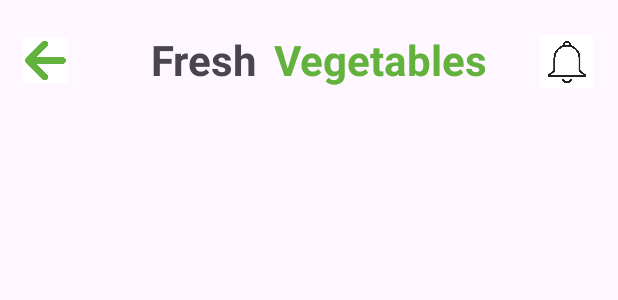
After one commit to gioimtg2003/MobileProject, an Android app: the layout activity_list_product.xml on its own in the app's theme, with its tools: preview values and no code run, on a phone screen of 412 x 824 dp. The commit adds this screen. Shown: the top 300 px of the screen. Run offline under Robolectric (Android 15) with nearby library versions, the phone set to English and light mode, and no system bars; Roboto replaces fonts that are not available here.

Commit message:
code cho Activity sản phẩm theo thể loại

```diff
--- a/app/src/main/java/com/example/myapplication/Repository/DataRepository.java
+++ b/app/src/main/java/com/example/myapplication/Repository/DataRepository.java
@@ -28,8 +28,6 @@ public class DataRepository
 {
     private SharedPreferences sharedPreferences;
     private SharedPreferences.Editor editor;
-    private String versionLocal;
-    private String versionServer;
     private DatabaseProduct databaseProduct;
     private final Context context;
     public DataRepository(Application application) {
--- /dev/null
+++ b/app/src/main/java/com/example/myapplication/Repository/ProductRepository.java
@@ -0,0 +1,4 @@
+package com.example.myapplication.Repository;
+
+public class ProductRepository {
+}
--- /dev/null
+++ b/app/src/main/java/com/example/myapplication/ViewModel/ProductViewModel.java
@@ -0,0 +1,4 @@
+package com.example.myapplication.ViewModel;
+
+public class ProductViewModel {
+}
--- /dev/null
+++ b/app/src/main/res/layout/activity_list_product.xml
@@ -0,0 +1,75 @@
+<?xml version="1.0" encoding="utf-8"?>
+<RelativeLayout xmlns:android="http://schemas.android.com/apk/res/android"
+    xmlns:app="http://schemas.android.com/apk/res-auto"
+    xmlns:tools="http://schemas.android.com/tools"
+    android:layout_width="match_parent"
+    android:layout_height="match_parent"
+    tools:context=".MainActivity">
+
+    <LinearLayout
+        android:id="@+id/product"
+        android:layout_width="match_parent"
+        android:layout_height="80dp"
+        android:orientation="horizontal">
+
+        <ImageView
+            android:id="@+id/back_press"
+            android:layout_width="30dp"
+            android:layout_height="30dp"
+            android:layout_marginLeft="15dp"
+            android:layout_marginTop="25dp"
+            android:layout_marginBottom="25dp"
+            android:background="@drawable/muiten" />
+
+        <LinearLayout
+            android:layout_width="wrap_content"
+            android:layout_height="wrap_content"
+            android:layout_gravity="center"
+            android:layout_marginLeft="45dp"
+            android:layout_marginTop="15dp"
+            android:layout_marginBottom="15dp">
+
+
+            <TextView
+                android:id="@+id/textView2"
+                android:layout_width="wrap_content"
+                android:layout_height="wrap_content"
+                android:layout_gravity="center"
+                android:layout_marginLeft="10dp"
+                android:layout_marginRight="10dp"
+                android:layout_weight="5"
+                android:gravity="center"
+                android:text="Fresh"
+                android:textSize="28dp"
+                android:textStyle="bold" />
+
+            <TextView
+                android:id="@+id/textView3"
+                android:layout_width="wrap_content"
+                android:layout_height="wrap_content"
+                android:layout_gravity="center"
+                android:gravity="center"
+                android:labelFor="@id/textView2"
+                android:text="Vegetables"
+                android:textColor="#63B23D"
+                android:textSize="28dp"
+                android:textStyle="bold" />
+        </LinearLayout>
+
+        <ImageView
+            android:layout_width="35dp"
+            android:layout_height="35dp"
+            android:layout_marginLeft="35dp"
+            android:layout_marginTop="23dp"
+            android:src="@drawable/chuong" />
+    </LinearLayout>
+
+    <androidx.recyclerview.widget.RecyclerView
+        android:id="@+id/rcv_product"
+        android:layout_width="match_parent"
+        android:layout_height="wrap_content"
+        android:layout_below="@+id/product"
+        android:layout_marginStart="7dp"
+        android:layout_marginEnd="7dp"/>
+
+</RelativeLayout>
```
Also changed, not shown: app/src/main/AndroidManifest.xml (+4 -3 lines), app/src/main/java/com/example/myapplication/Adapter/CategoryAdapter.java (+11 -0 lines), app/src/main/java/com/example/myapplication/Adapter/ProductAdapter.java (+14 -2 lines), app/src/main/java/com/example/myapplication/View/ListProductActivity.java (added, +41 -0 lines), app/src/main/res/drawable/heart_no_stroke.xml (added, +9 -0 lines), app/src/main/res/drawable/heart_stroke.xml (added, +9 -0 lines), app/src/main/res/drawable/vien.xml (added, +30 -0 lines), app/src/main/res/layout/item_product.xml (+83 -27 lines), app/src/main/res/drawable/chuong.jpg (added), app/src/main/res/drawable/muiten.png (added), app/src/main/res/drawable/otchuong.jpg (added), app/src/main/res/drawable/them.png (added).
